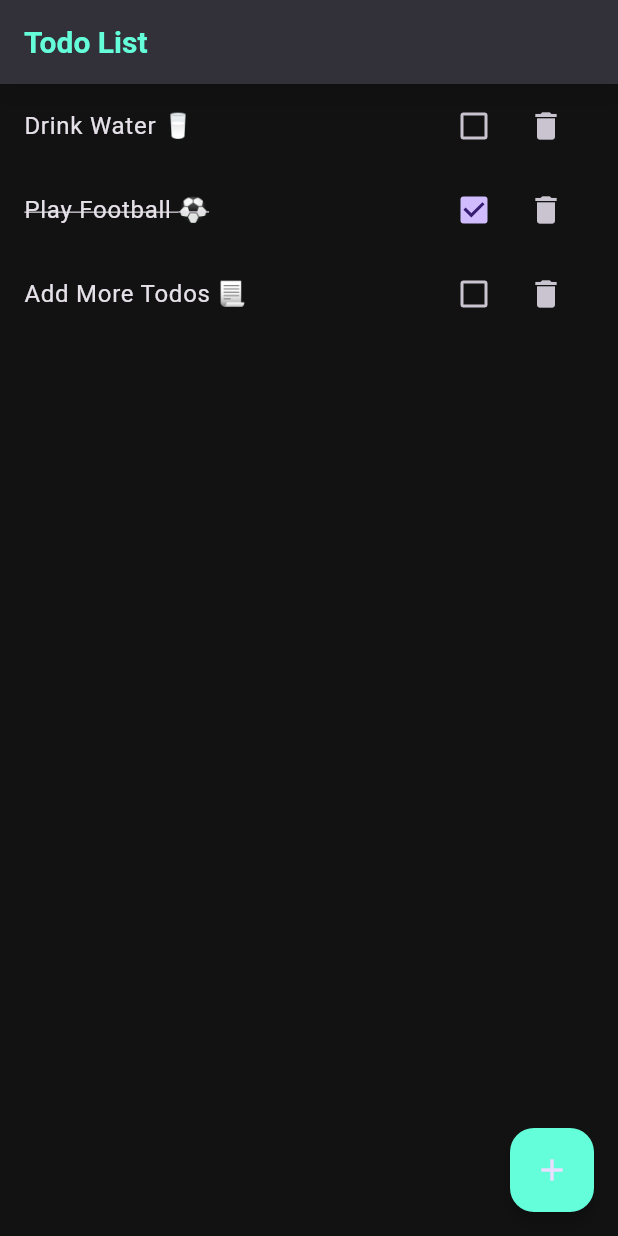
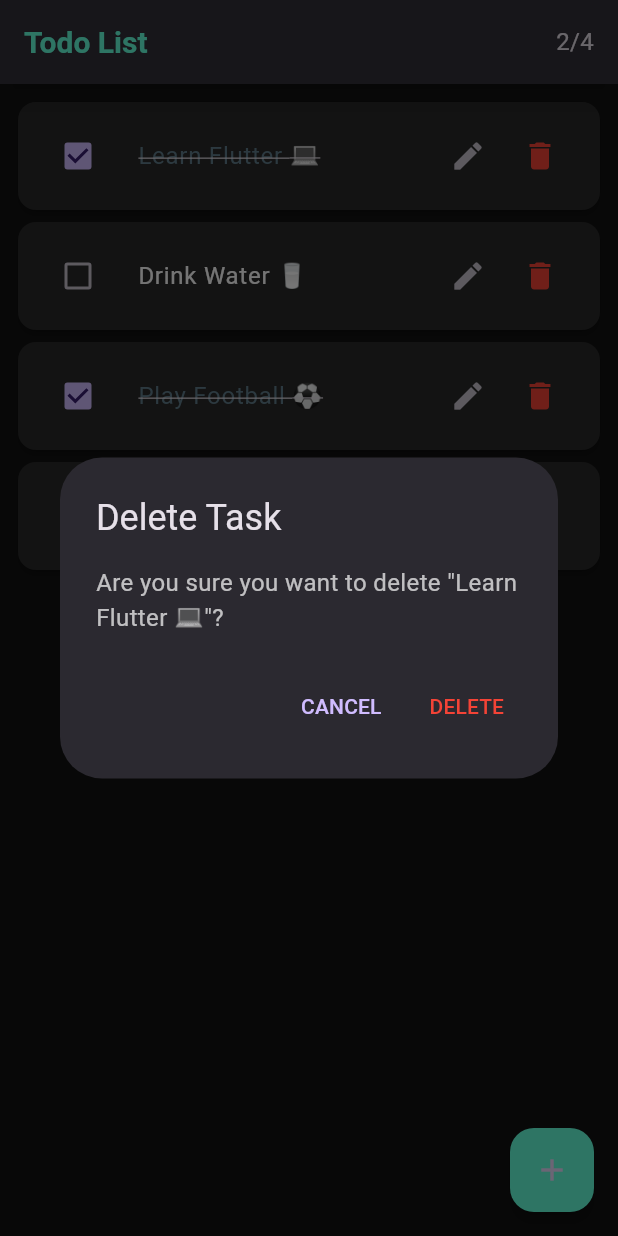
Before and after one commit to keerthana2331/todo_flutter, a Flutter app: the screen it shows after launch, after a tap on the "delete" icon, on a phone screen of 412 x 824 dp. Run offline on Flutter 3.47's test engine with Material 3 defaults, Android fonts, the phone set to English and light mode, and no system bars.

Commit message:
some changes made

```diff
--- a/lib/pages/todo_list.dart
+++ b/lib/pages/todo_list.dart
@@ -1,6 +1,8 @@
 import 'package:flutter/material.dart';
 import 'package:provider/provider.dart';
 import 'package:todo_app_provider/models/save_task.dart';
+import 'package:todo_app_provider/models/task_model.dart';
+import 'package:todo_app_provider/pages/add_todo.dart';
 
 class TodoList extends StatelessWidget {
   const TodoList({super.key});
@@ -10,46 +12,128 @@ class TodoList extends StatelessWidget {
     return Scaffold(
       appBar: AppBar(
         title: const Text('Todo List'),
+        actions: [
+          Consumer<SaveTask>(
+            builder: (context, task, child) {
+              int completedTasks =
+                  task.tasks.where((t) => t.isCompleted).length;
+              return Center(
+                child: Padding(
+                  padding: const EdgeInsets.only(right: 16),
+                  child: Text(
+                    '$completedTasks/${task.tasks.length}',
+                    style: const TextStyle(fontSize: 16),
+                  ),
+                ),
+              );
+            },
+          ),
+        ],
       ),
       floatingActionButton: FloatingActionButton(
         onPressed: () {
-          Navigator.of(context).pushNamed('/add-todo-screen');
+          Navigator.push(
+            context,
+            MaterialPageRoute(builder: (context) => const AddTodo()),
+          );
         },
         child: const Icon(Icons.add),
       ),
       body: Consumer<SaveTask>(
         builder: (context, task, child) {
+          if (task.tasks.isEmpty) {
+            return const Center(
+              child: Text(
+                'No tasks yet!\nTap + to add a new task',
+                textAlign: TextAlign.center,
+                style: TextStyle(fontSize: 16),
+              ),
+            );
+          }
+
           return ListView.builder(
+            padding: const EdgeInsets.all(8),
             itemCount: task.tasks.length,
             itemBuilder: (BuildContext context, index) {
-              return ListTile(
-                title: Text(
-                  task.tasks[index].title,
-                  style: TextStyle(
-                    decoration: task.tasks[index].isCompleted
-                        ? TextDecoration.lineThrough
-                        : TextDecoration.none,
+              final currentTask = task.tasks[index];
+
+              return Dismissible(
+                key: Key(currentTask.title),
+                background: Container(
+                  color: Colors.red,
+                  alignment: Alignment.centerRight,
+                  padding: const EdgeInsets.only(right: 16),
+                  child: const Icon(
+                    Icons.delete,
+                    color: Colors.white,
                   ),
                 ),
-                trailing: Wrap(
-                  children: [
-                    Checkbox(
-                      value: task.tasks[index].isCompleted,
+                direction: DismissDirection.endToStart,
+                onDismissed: (direction) {
+                  task.removeTask(currentTask);
+                  ScaffoldMessenger.of(context).showSnackBar(
+                    SnackBar(
+                      content: Text('${currentTask.title} removed'),
+                      action: SnackBarAction(
+                        label: 'UNDO',
+                        onPressed: () {
+                          task.addTask(currentTask);
+                        },
+                      ),
+                    ),
+                  );
+                },
+                child: Card(
+                  elevation: 2,
+                  child: ListTile(
+                    contentPadding: const EdgeInsets.symmetric(
+                      horizontal: 16,
+                      vertical: 8,
+                    ),
+                    leading: Checkbox(
+                      value: currentTask.isCompleted,
                       onChanged: (_) {
                         context.read<SaveTask>().checkTask(index);
                       },
                     ),
-                    IconButton(
-                      onPressed: () {
-                        context.read<SaveTask>().removeTask(
-                              task.tasks[index],
-                            );
-                      },
-                      icon: const Icon(
-                        Icons.delete,
+                    title: Text(
+                      currentTask.title,
+                      style: TextStyle(
+                        decoration: currentTask.isCompleted
+                            ? TextDecoration.lineThrough
+                            : TextDecoration.none,
+                        color: currentTask.isCompleted
+                            ? Colors.blueGrey
+                            : Colors.white,
                       ),
                     ),
-                  ],
+                    trailing: Row(
+                      mainAxisSize: MainAxisSize.min,
+                      children: [
+                        IconButton(
+                          icon: const Icon(Icons.edit),
+                          onPressed: () {
+                            Navigator.push(
+                              context,
+                              MaterialPageRoute(
+                                builder: (context) => AddTodo(
+                                  taskToEdit: currentTask,
+                                  editIndex: index,
+                                ),
+                              ),
+                            );
+                          },
+                        ),
+                        IconButton(
+                          icon: const Icon(Icons.delete),
+                          color: Colors.red,
+                          onPressed: () {
+                            _showDeleteDialog(context, task, currentTask);
+                          },
+                        ),
+                      ],
+                    ),
+                  ),
                 ),
               );
             },
@@ -58,4 +142,47 @@ class TodoList extends StatelessWidget {
       ),
     );
   }
+
+  Future<void> _showDeleteDialog(
+    BuildContext context,
+    SaveTask taskProvider,
+    Task task,
+  ) async {
+    return showDialog(
+      context: context,
+      builder: (BuildContext context) {
+        return AlertDialog(
+          title: const Text('Delete Task'),
+          content: Text('Are you sure you want to delete "${task.title}"?'),
+          actions: [
+            TextButton(
+              onPressed: () => Navigator.of(context).pop(),
+              child: const Text('CANCEL'),
+            ),
+            TextButton(
+              onPressed: () {
+                taskProvider.removeTask(task);
+                Navigator.of(context).pop();
+                ScaffoldMessenger.of(context).showSnackBar(
+                  SnackBar(
+                    content: Text('${task.title} deleted'),
+                    action: SnackBarAction(
+                      label: 'UNDO',
+                      onPressed: () {
+                        taskProvider.addTask(task);
+                      },
+                    ),
+                  ),
+                );
+              },
+              child: const Text(
+                'DELETE',
+                style: TextStyle(color: Colors.red),
+              ),
+            ),
+          ],
+        );
+      },
+    );
+  }
 }
```
